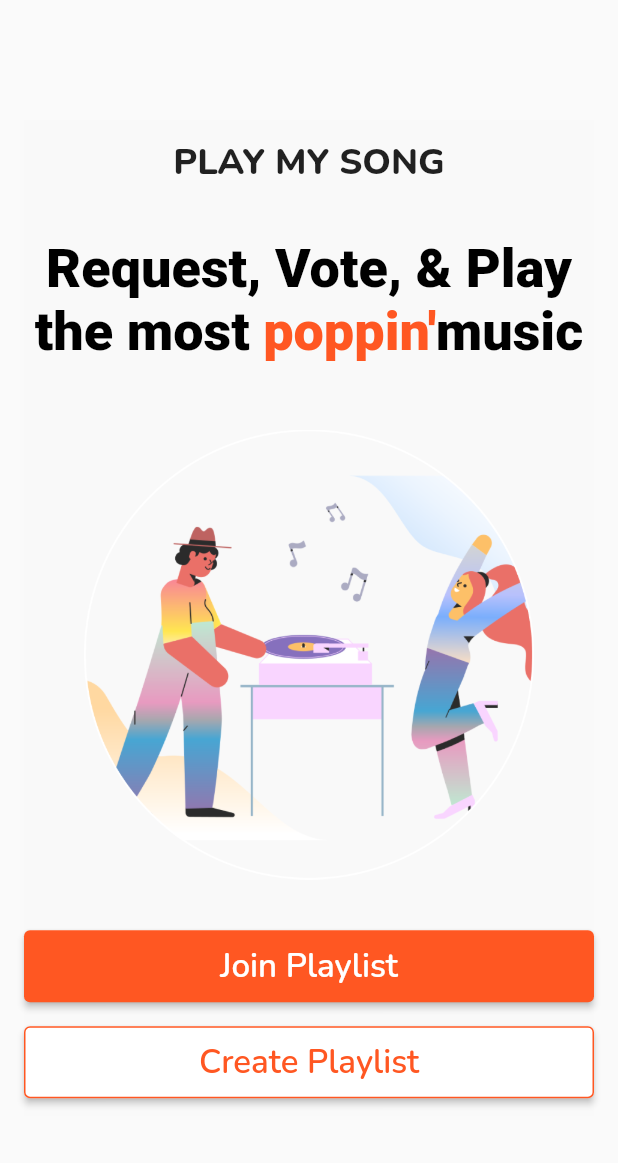
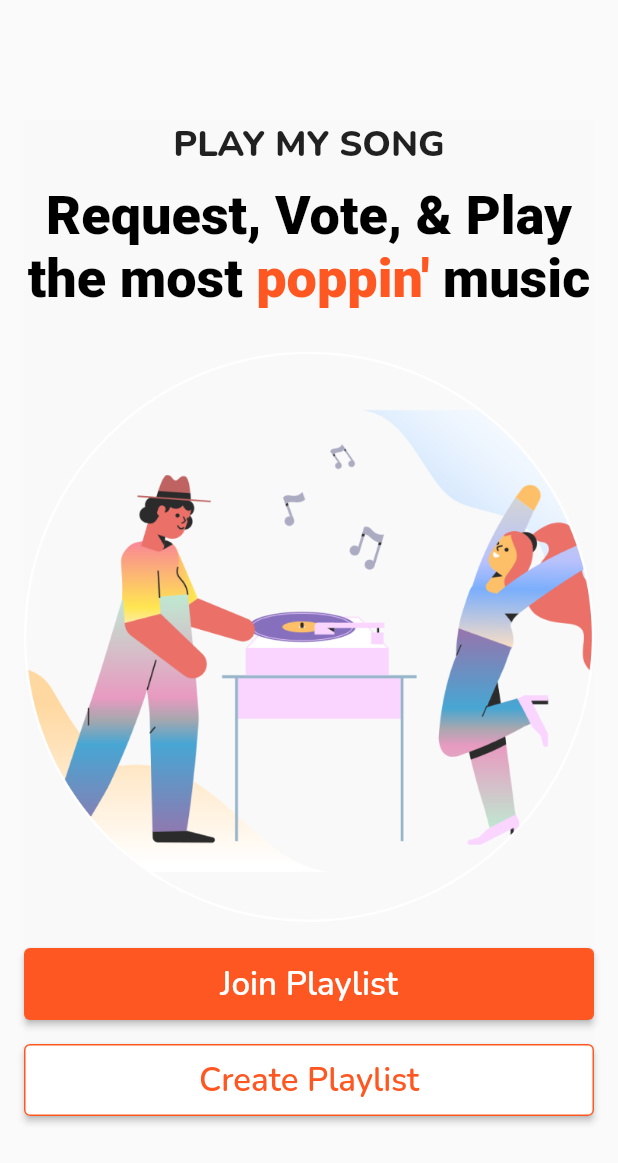
Before and after one commit to Dev-Aj11/flutter-music-connections, a Flutter app: the screen it shows after launch, on a phone screen of 412 x 824 dp. Shown: the top 1163 px of the screen. Run offline on Flutter 3.47's test engine with Material 2 defaults, Android fonts, the phone set to English and light mode, and no system bars; our stand-ins replace cloud_firestore, firebase_core, pin_code_fields; accounts and stored records are empty.

Commit message:
release for web

```diff
--- a/lib/controllers/song_search_list_controller.dart
+++ b/lib/controllers/song_search_list_controller.dart
@@ -44,7 +44,7 @@ class SongSearchListController {
         voteCount: 0);
 
     // Create UID based on user inputs to check for duplication
-    int uid = song.getUID();
+    String uid = song.getUID();
 
     // if song already exists in DB, return false (song will not be added)
     bool songExists = currPlaylists[playlistCode].containsSong(song);
@@ -63,7 +63,7 @@ class SongSearchListController {
         'popularity': popularity,
         'voteCount': 0
       };
-      songListCopy.putIfAbsent(uid.toString(), () => newSong);
+      songListCopy.putIfAbsent(uid, () => newSong);
       fbSongs.update({'songs': songListCopy});
       return true;
     });
--- a/lib/main.dart
+++ b/lib/main.dart
@@ -1,5 +1,4 @@
 import 'package:flutter/material.dart';
-import 'package:flutter/services.dart';
 import 'package:music_connections/route_generator.dart';
 import 'package:firebase_core/firebase_core.dart';
 import 'firebase_options.dart';
--- a/lib/screens/components/requested_songs_tiles_list.dart
+++ b/lib/screens/components/requested_songs_tiles_list.dart
@@ -38,6 +38,7 @@ class _SongTilesState extends State<RequestedSongsTileList> {
 
   void updateVote(Song song, bool userVoted) async {
     // show progress indicator?
+    print("from req_song_tile");
     await reqSongController.updateVoteCount(song, userVoted);
     // don't need to call setState here since
     // StreamBuilder<> will automatically do so when value is updated
--- a/lib/screens/home_screen.dart
+++ b/lib/screens/home_screen.dart
@@ -38,7 +38,7 @@ class HomeScreen extends StatelessWidget {
                 text: TextSpan(style: kAppDescriptionStyle, children: [
                   TextSpan(text: "Request, Vote, & Play the most "),
                   TextSpan(
-                    text: "poppin'",
+                    text: "poppin' ",
                     style: kAppDescriptionStyle.copyWith(color: kPrimaryColor),
                   ),
                   TextSpan(text: "music")
@@ -47,10 +47,10 @@ class HomeScreen extends StatelessWidget {
               SizedBox(
                 height: 20,
               ),
-              Image.asset(
-                music_party_image,
-                width: 300,
-                height: 300,
+              Expanded(
+                child: Image.asset(
+                  music_party_image,
+                ),
               ),
               SizedBox(
                 height: 10,
--- a/pubspec.yaml
+++ b/pubspec.yaml
@@ -41,6 +41,7 @@ dependencies:
   uuid: ^3.0.5
   url_launcher: ^6.0.20
   pin_code_fields: ^7.3.0
+  quiver: ^3.0.1+1
 
 dev_dependencies:
   flutter_test:
```
Also changed, not shown: lib/controllers/req_song_controller.dart (+6 -3 lines), lib/models/song.dart (+4 -3 lines), pubspec.lock.
